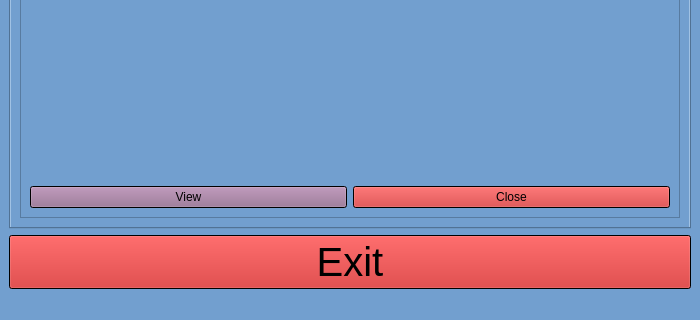
The window that GUIver3.0.ui (bachnguyen3005/KelcoProject2025) describes before a commit, drawn with Qt 5; both pictures show x 0 to 700 and y 160 to 480 of the 700 by 480 pixel window.
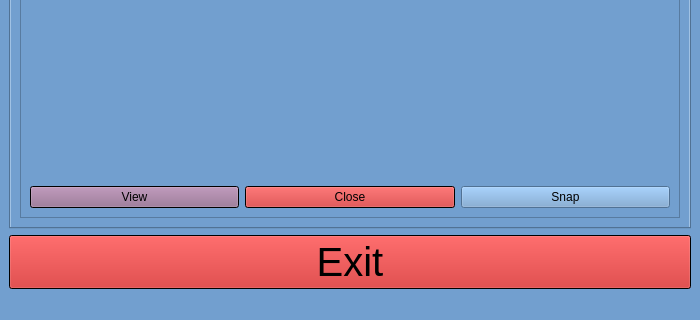
The same window after the commit. The open tabs and pages were chosen to show the change. Icons and pictures are not drawn.

```diff
--- a/GUIver3.0.ui
+++ b/GUIver3.0.ui
@@ -280,7 +280,7 @@
               </property>
              </widget>
             </item>
-            <item row="2" column="1">
+            <item row="3" column="1">
              <widget class="QPushButton" name="closeButton">
               <property name="styleSheet">
                <string notr="true">background-color: rgb(239, 41, 41);</string>
@@ -293,7 +293,7 @@
               </property>
              </widget>
             </item>
-            <item row="2" column="0">
+            <item row="3" column="0">
              <widget class="QPushButton" name="viewButton">
               <property name="styleSheet">
                <string notr="true">background-color: rgb(173, 127, 168);</string>
@@ -306,6 +306,13 @@
               </property>
              </widget>
             </item>
+            <item row="3" column="2">
+             <widget class="QPushButton" name="Snap">
+              <property name="text">
+               <string>Snap</string>
+              </property>
+             </widget>
+            </item>
            </layout>
           </widget>
          </widget>
```
